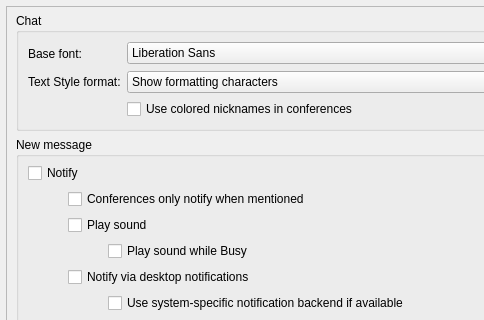
This is src/widget/form/settings/userinterfacesettings.ui in weblate/qTox_enhanced-1 as Qt 5 draws it before an edit; both pictures show x 0 to 484 and y 0 to 320 of the 678 by 810 pixel window. The edited form follows.
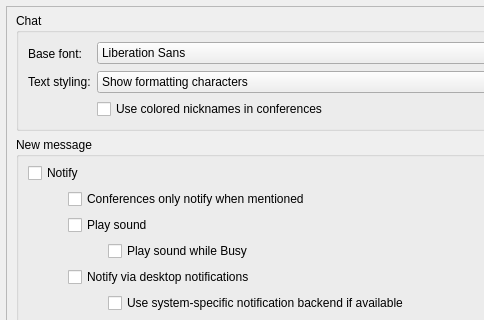
This is the edited form. Custom widgets are drawn as their Qt base class.

What changed in the file:
```diff
--- a/src/widget/form/settings/userinterfacesettings.ui
+++ b/src/widget/form/settings/userinterfacesettings.ui
@@ -39,8 +39,8 @@
        <rect>
         <x>0</x>
         <y>0</y>
-        <width>650</width>
-        <height>950</height>
+        <width>664</width>
+        <height>902</height>
        </rect>
       </property>
       <layout class="QVBoxLayout" name="verticalLayout_4" stretch="0,0,0,0,0,0">
@@ -111,7 +111,7 @@
              <string>New text styling preference may not load until qTox restarts.</string>
             </property>
             <property name="text">
-             <string>Text Style format:</string>
+             <string>Text styling:</string>
             </property>
             <property name="alignment">
              <set>Qt::AlignLeading|Qt::AlignLeft|Qt::AlignVCenter</set>
```
Left out of the diff: 89 changed lines with no effect on the pictures.
